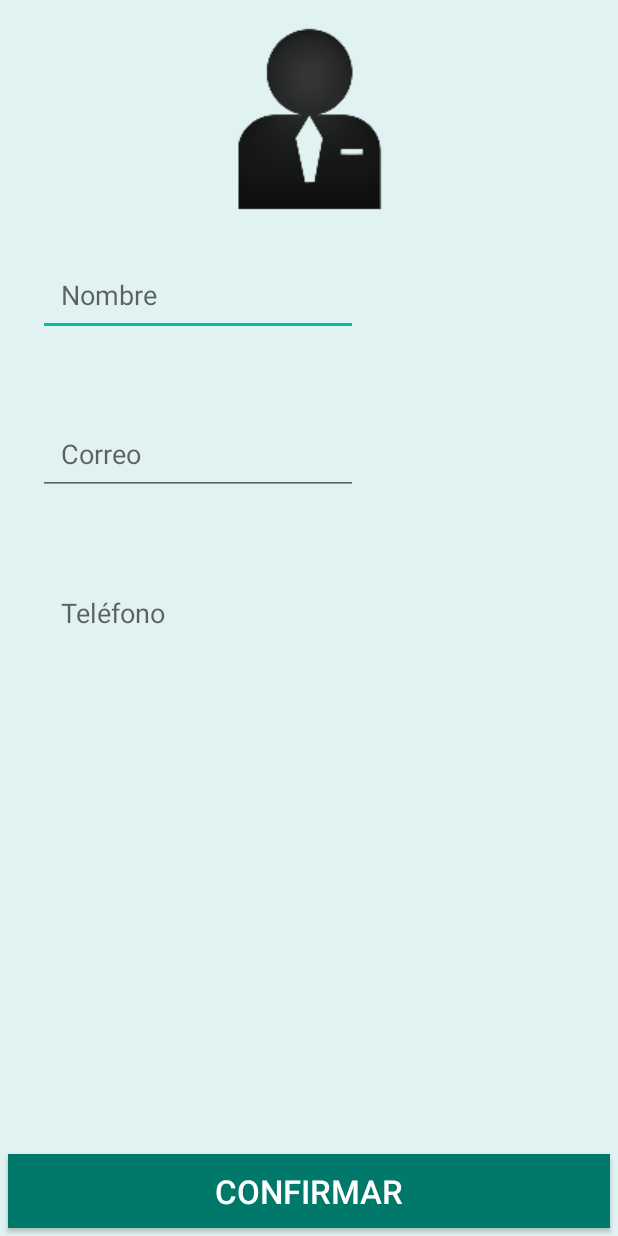
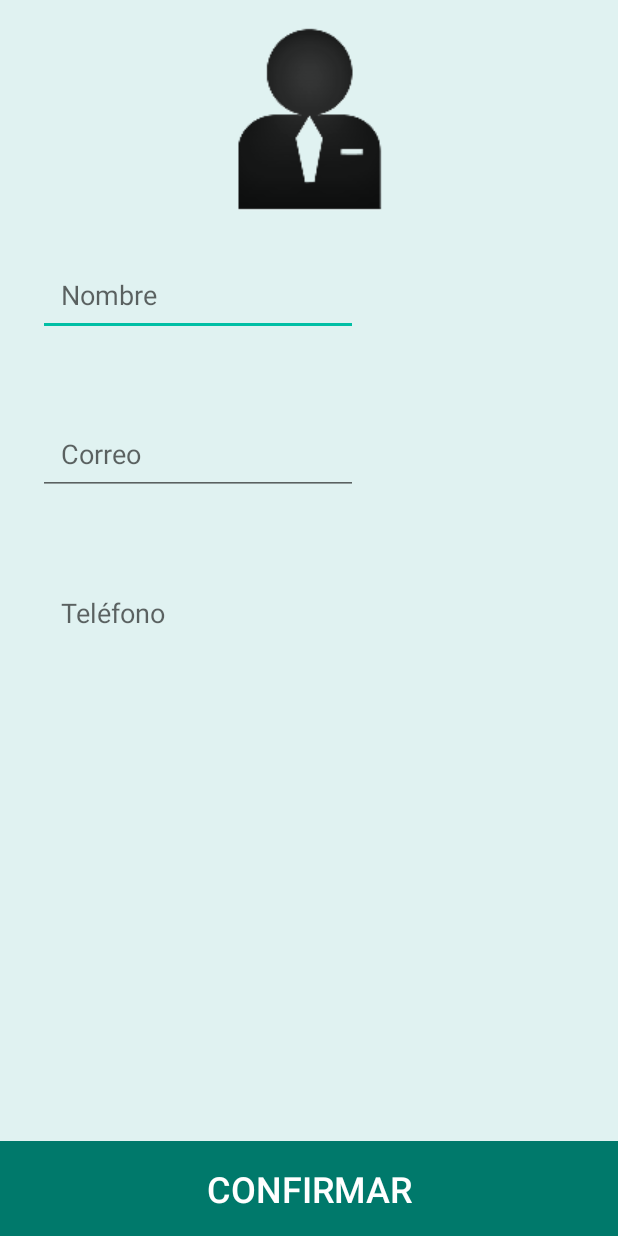
Before and after one commit to breakingRisk/TaxiSeguro, an Android app: the Modifica screen opened directly, with no data from a screen before it, on a phone screen of 412 x 824 dp. Run offline under Robolectric (Android 15) with nearby library versions, the phone set to English and light mode, and no system bars.

Commit message:
Ya esta bonito
las interfaces de perfil, modifica y contraseña ya se ven bonitos
:dancers: también puse una expresión regular de email más reducida

```diff
--- a/TaxiSeguro/app/src/main/java/com/example/magdiel/taxiseguro/Modifica.java
+++ b/TaxiSeguro/app/src/main/java/com/example/magdiel/taxiseguro/Modifica.java
@@ -24,8 +24,7 @@ public class Modifica extends Activity implements View.OnClickListener{
     private String nombreS;
     private String correoC;
     private String telefonoS;
-    private static final String PATTERN_EMAIL = "^[_A-Za-z0-9-\\+]+(\\.[_A-Za-z0-9-]+)*@"
-            + "[A-Za-z0-9-]+(\\.[A-Za-z0-9]+)*(\\.[A-Za-z]{2,})$";   //Expresión regular para validar correo
+    private static final String PATTERN_EMAIL = "^([\\da-z_\\.-]+)@([\\da-z\\.-]+)\\.([a-z\\.]{2,6})$";   //Expresión regular para validar correo
     private static final String PATTERN_NOMBRE = "[A-Za-záéíóúñü]{2,}([\\s][A-Za-záéíóúñü]{2,})*$";
     @Override
     protected void onCreate(Bundle savedInstanceState) {
--- a/TaxiSeguro/app/src/main/res/layout/activity_modifica.xml
+++ b/TaxiSeguro/app/src/main/res/layout/activity_modifica.xml
@@ -5,15 +5,19 @@
     android:orientation="vertical"
     android:layout_width="match_parent"
     android:layout_height="match_parent"
-    android:background="#e0f2f1">
+    android:background="#e0f2f1"
+    android:paddingLeft="0dp"
+    android:paddingRight="0dp"
+    android:paddingTop="0dp"
+    android:paddingBottom="0dp">>
 
     <ScrollView
         android:layout_width="fill_parent"
         android:layout_height="fill_parent"
-        android:layout_weight="1"
-        android:scrollbars="none">
+        android:layout_weight="1">
 
         <LinearLayout
+
             android:layout_width="match_parent"
             android:layout_height="wrap_content"
             android:orientation="vertical">
@@ -27,7 +31,6 @@
                 android:layout_centerHorizontal="true"
                 android:layout_marginTop="15dp"
                 android:layout_gravity="center"/>
-
             <EditText
                 android:layout_width="wrap_content"
                 android:layout_height="wrap_content"
@@ -70,19 +73,21 @@
 
         </LinearLayout>
     </ScrollView>
+    <LinearLayout
+        android:layout_width="fill_parent"
+        android:layout_height="wrap_content"
+        android:orientation="vertical">
         <Button
             android:layout_width="fill_parent"
-        android:layout_height="wrap_content"
+            android:layout_height="fill_parent"
             android:text="@string/contrasenia_nueva_de_nuevo"
             android:id="@+id/confirmar"
-        android:layout_gravity="center_vertical"
+            android:layout_marginLeft="0dp"
+            android:layout_marginRight="0dp"
+            android:layout_gravity="bottom"
             android:background="@color/b1"
-        android:padding="10dp"
+            android:padding="15dp"
             android:textColor="#fff"
-        android:textSize="22sp"
-        android:layout_marginBottom="5dp"
-        android:layout_marginLeft="5dp"
-        android:layout_marginRight="5dp"/>
-
-
+            android:textSize="24sp"/>
     </LinearLayout>
+</LinearLayout>
--- a/TaxiSeguro/app/src/main/res/layout/pedir_taxi.xml
+++ b/TaxiSeguro/app/src/main/res/layout/pedir_taxi.xml
@@ -30,9 +30,7 @@
 
     </android.support.design.widget.AppBarLayout>
 
-
-
-    <ScrollView
+     <ScrollView
         android:layout_width="fill_parent"
         android:layout_height="fill_parent"
         android:layout_weight="1">
@@ -219,7 +217,7 @@
             android:text="Pedir mi taxi"
             android:layout_marginLeft="0dp"
             android:layout_marginRight="0dp"
-            android:background="#00bfa5"
+            android:background="@color/b2"
             android:layout_gravity="bottom"
             android:padding="15dp"
             android:textSize="24sp"
```
Also changed, not shown: TaxiSeguro/app/src/main/res/layout/activity_password.xml (+21 -18 lines). Lines whose indentation alone changed are shown as unchanged.
